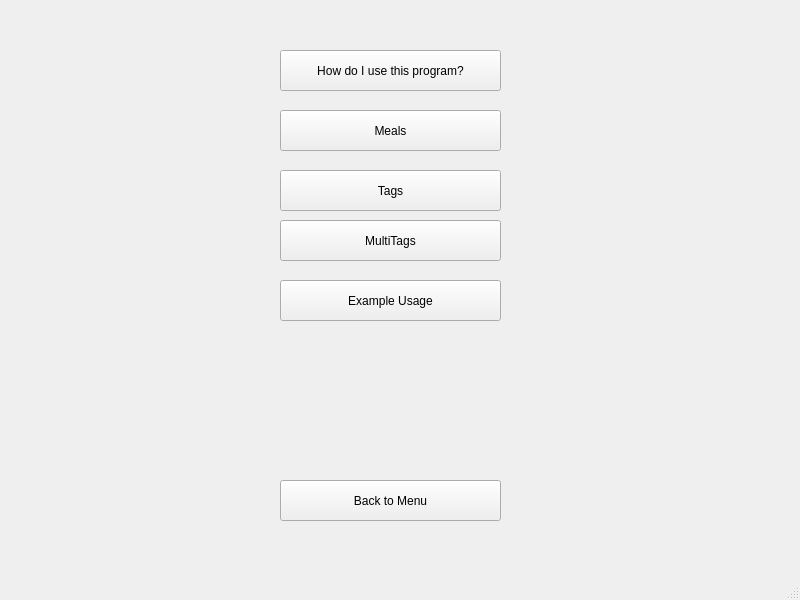
This is qtfolder/MealPlanner/manualwindow.ui in NoorA0/MealPlanner as Qt 5 draws it before an edit. The edited form follows.
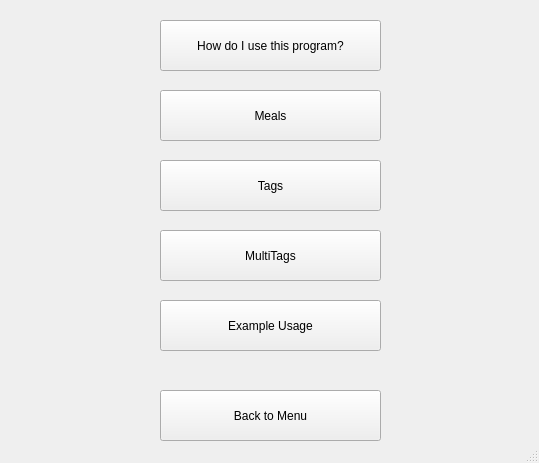
This is the edited form.

What changed in the file:
```diff
--- a/qtfolder/MealPlanner/manualwindow.ui
+++ b/qtfolder/MealPlanner/manualwindow.ui
@@ -6,8 +6,8 @@
    <rect>
     <x>0</x>
     <y>0</y>
-    <width>800</width>
-    <height>600</height>
+    <width>539</width>
+    <height>463</height>
    </rect>
   </property>
   <property name="windowTitle">
@@ -17,10 +17,10 @@
    <widget class="QPushButton" name="explainUseButton">
     <property name="geometry">
      <rect>
-      <x>280</x>
-      <y>50</y>
+      <x>160</x>
+      <y>20</y>
       <width>221</width>
-      <height>41</height>
+      <height>51</height>
      </rect>
     </property>
     <property name="text">
@@ -30,10 +30,10 @@
    <widget class="QPushButton" name="explainMealsButton">
     <property name="geometry">
      <rect>
-      <x>280</x>
-      <y>110</y>
+      <x>160</x>
+      <y>90</y>
       <width>221</width>
-      <height>41</height>
+      <height>51</height>
      </rect>
     </property>
     <property name="text">
@@ -43,10 +43,10 @@
    <widget class="QPushButton" name="explainTagsButton">
     <property name="geometry">
      <rect>
-      <x>280</x>
-      <y>170</y>
+      <x>160</x>
+      <y>160</y>
       <width>221</width>
-      <height>41</height>
+      <height>51</height>
      </rect>
     </property>
     <property name="text">
@@ -56,10 +56,10 @@
    <widget class="QPushButton" name="explainMultiTagsButton">
     <property name="geometry">
      <rect>
-      <x>280</x>
-      <y>220</y>
+      <x>160</x>
+      <y>230</y>
       <width>221</width>
-      <height>41</height>
+      <height>51</height>
      </rect>
     </property>
     <property name="text">
@@ -69,10 +69,10 @@
    <widget class="QPushButton" name="explainExamplesButton">
     <property name="geometry">
      <rect>
-      <x>280</x>
-      <y>280</y>
+      <x>160</x>
+      <y>300</y>
       <width>221</width>
-      <height>41</height>
+      <height>51</height>
      </rect>
     </property>
     <property name="text">
@@ -82,10 +82,10 @@
    <widget class="QPushButton" name="returnMenuButton">
     <property name="geometry">
      <rect>
-      <x>280</x>
-      <y>480</y>
+      <x>160</x>
+      <y>390</y>
       <width>221</width>
-      <height>41</height>
+      <height>51</height>
      </rect>
     </property>
     <property name="text">
```
